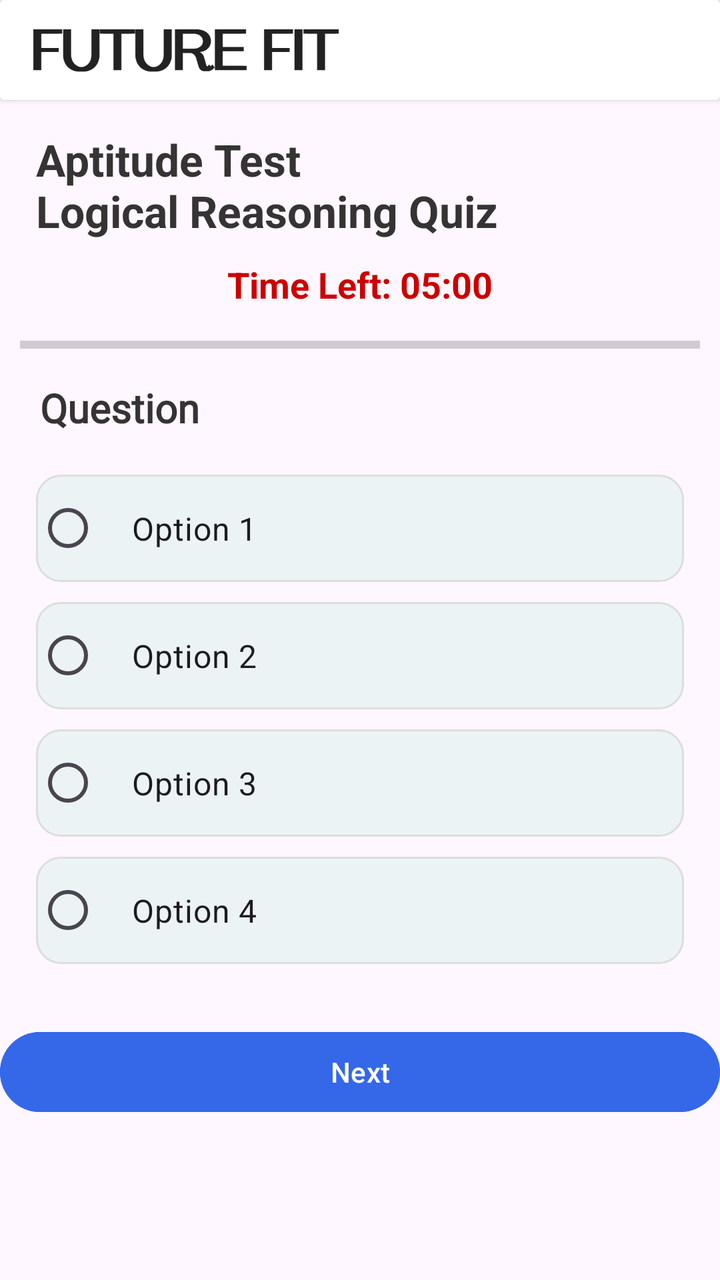
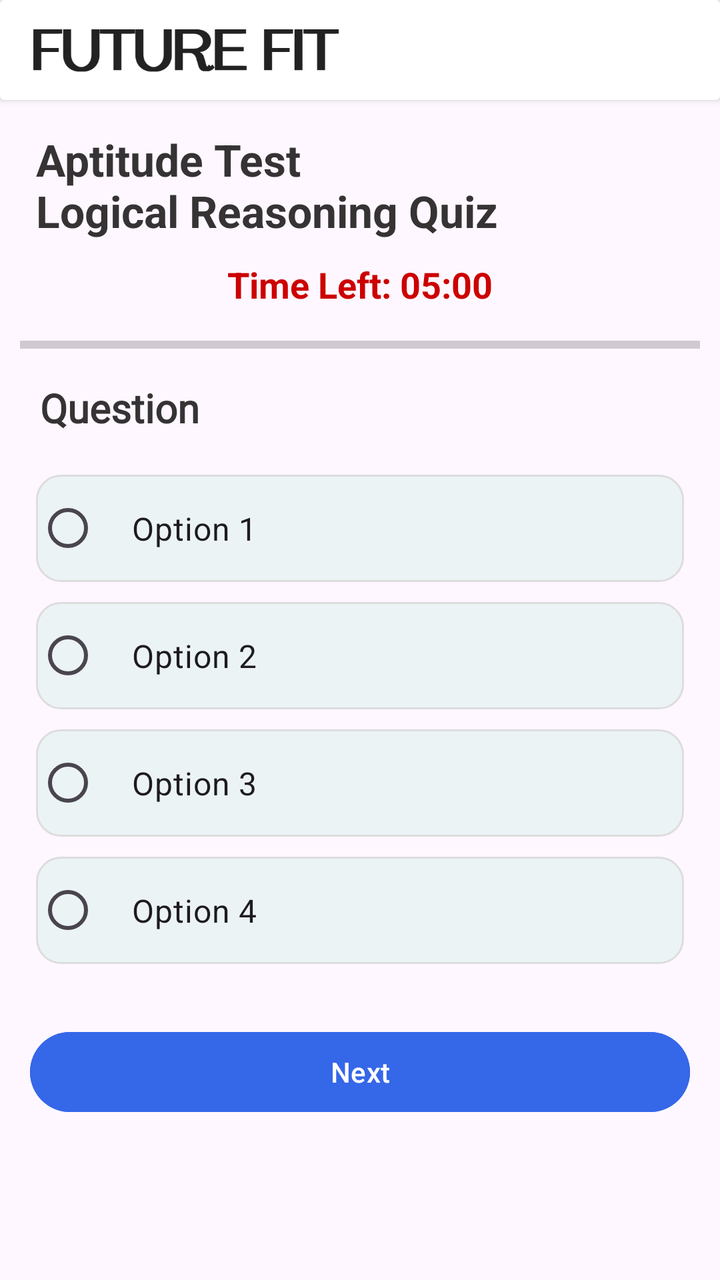

An Android layout rendered at two revisions. The XML below is the earlier revision; the diff shows what the commit changed to produce the second picture.
<!-- AndroidManifest.xml: application theme Theme.FutureFit -->
<!-- res/layout/activity_aptitude_logical_quiz.xml -->
<LinearLayout xmlns:android="http://schemas.android.com/apk/res/android"
    xmlns:app="http://schemas.android.com/apk/res-auto"
    xmlns:tools="http://schemas.android.com/tools"
    android:id="@+id/main"
    android:layout_width="match_parent"
    android:layout_height="match_parent"
    android:orientation="vertical"
    tools:context=".Assessment.AptitudeLogicalQuiz">

    <androidx.cardview.widget.CardView
        android:layout_width="match_parent"
        android:layout_height="wrap_content">
        <ImageView
            android:layout_width="160dp"
            android:layout_height="50dp"
            android:layout_marginStart="12dp"
            android:src="@drawable/futurefit2" />
    </androidx.cardview.widget.CardView>

    <TextView
        android:layout_width="match_parent"
        android:layout_height="wrap_content"
        android:text="Aptitude Test\nLogical Reasoning Quiz"
        android:textStyle="bold"
        android:layout_marginStart="18dp"
        android:layout_marginTop="15dp"
        android:textColor="@color/textcolor"
        android:textSize="22dp" />

    <TextView
        android:id="@+id/timerText"
        android:layout_width="wrap_content"
        android:layout_height="wrap_content"
        android:text="Time Left: 05:00"
        android:textSize="18sp"
        android:textStyle="bold"
        android:layout_margin="10dp"
        android:textColor="@android:color/holo_red_dark"
        android:layout_gravity="center_horizontal" />

    <ProgressBar
        android:id="@+id/progressBar2"
        style="?android:attr/progressBarStyleHorizontal"
        android:layout_width="match_parent"
        android:layout_height="wrap_content"
        android:layout_marginHorizontal="10dp" />

    <TextView
        android:id="@+id/questionText"
        android:layout_width="match_parent"
        android:layout_height="wrap_content"
        android:layout_marginTop="10dp"
        android:text="Question"
        android:textColor="@color/textcolor"
        android:fontFamily="@font/ar_one_sans"
        android:textStyle="bold"
        android:layout_marginHorizontal="20dp"
        android:textSize="20dp" />

    
    <RadioGroup
        android:id="@+id/optionsGroup"
        android:layout_width="match_parent"
        android:layout_height="wrap_content"
        android:layout_marginHorizontal="18dp"
        android:layout_marginTop="20dp">

        <RadioButton
            android:id="@+id/option1"
            style="@style/RadioButtonCardStyle"
            android:layout_width="match_parent"
            android:layout_height="wrap_content"
            android:text="Option 1" />

        <RadioButton
            android:id="@+id/option2"
            style="@style/RadioButtonCardStyle"
            android:layout_width="match_parent"
            android:layout_height="wrap_content"
            android:text="Option 2" />

        <RadioButton
            android:id="@+id/option3"
            style="@style/RadioButtonCardStyle"
            android:layout_width="match_parent"
            android:layout_height="wrap_content"
            android:text="Option 3" />

        <RadioButton
            android:id="@+id/option4"
            style="@style/RadioButtonCardStyle"
            android:layout_width="match_parent"
            android:layout_height="wrap_content"
            android:text="Option 4" />
    </RadioGroup>

    <Button
        android:id="@+id/nextButton"
        android:layout_width="match_parent"
        android:layout_height="wrap_content"
        android:layout_marginTop="20dp"
        android:backgroundTint="@color/Sky"
        android:text="Next" />

    <TextView
        android:id="@+id/scoreText"
        android:layout_width="wrap_content"
        android:layout_height="wrap_content"
        android:layout_marginTop="20dp"
        android:text=""
        android:textSize="16sp"
        app:layout_constraintEnd_toEndOf="parent"
        app:layout_constraintStart_toStartOf="parent"
        app:layout_constraintTop_toBottomOf="@id/nextButton" />
</LinearLayout>
<!-- resources referenced by this layout -->
<resources>
  <color name="Sky">#3567E9</color>
  <color name="textcolor">#353333</color>
  <!-- drawable futurefit2: png bitmap (drawable, 26508 bytes) -->
  <style name="RadioButtonCardStyle">
          <item name="android:background">@drawable/radio_card_background</item>
          <item name="android:layout_marginBottom">10dp</item>
          <item name="android:padding">16dp</item>
          <item name="android:textSize">16sp</item>
          <item name="android:buttonTint">@color/Sky</item> 
      </style>
  <style name="Theme.FutureFit" parent="Base.Theme.FutureFit" />
  <!-- drawable radio_card_background (drawable) -->
  <?xml version="1.0" encoding="utf-8"?>
  <selector xmlns:android="http://schemas.android.com/apk/res/android">
      <item android:state_checked="true">
          <shape android:shape="rectangle">
              <solid android:color="#E3F2FD"/>
              <corners android:radius="12dp"/>
              <stroke android:width="2dp" android:color="#2196F3"/>
          </shape>
      </item>
      <item>
          <shape android:shape="rectangle">
              <solid android:color="#ECF3F4"/>
              <corners android:radius="12dp"/>
              <stroke android:width="1dp" android:color="#DDDDDD"/>
          </shape>
      </item>
  </selector>
  <style name="Base.Theme.FutureFit" parent="Theme.Material3.DayNight.NoActionBar">
          
          
      </style>
</resources>

<!-- the commit's change to res/layout/activity_aptitude_logical_quiz.xml (unified diff, before → after) -->
@@ -94,11 +94,12 @@
             android:text="Option 4" />
     </RadioGroup>
 
-    <Button
+    <com.google.android.material.button.MaterialButton
         android:id="@+id/nextButton"
         android:layout_width="match_parent"
         android:layout_height="wrap_content"
         android:layout_marginTop="20dp"
+        android:layout_marginHorizontal="15dp"
         android:backgroundTint="@color/Sky"
         android:text="Next" />
 
